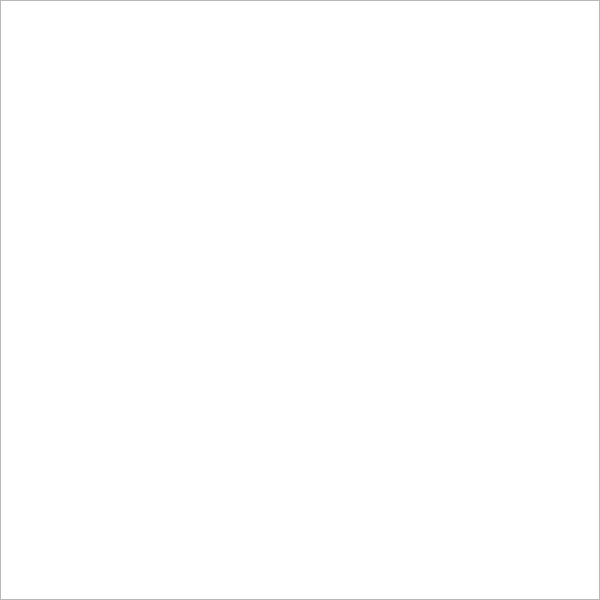
Above: game.ui from ArtemK123/Space_invaders before the change. Below: the same form after it.
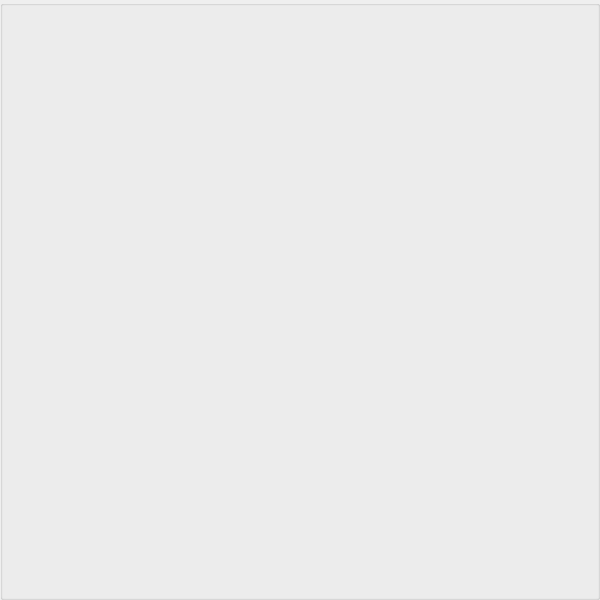
That is the form after the change.

Commit message: Interfaces used, but game has bugs

What changed in the file:
```diff
--- a/game.ui
+++ b/game.ui
@@ -25,16 +25,6 @@
    <property name="title">
     <string/>
    </property>
-   <widget class="QGraphicsView" name="graphicBox">
-    <property name="geometry">
-     <rect>
-      <x>0</x>
-      <y>0</y>
-      <width>600</width>
-      <height>600</height>
-     </rect>
-    </property>
-   </widget>
   </widget>
  </widget>
  <resources/>
```
The commit also changes 27 other files.
